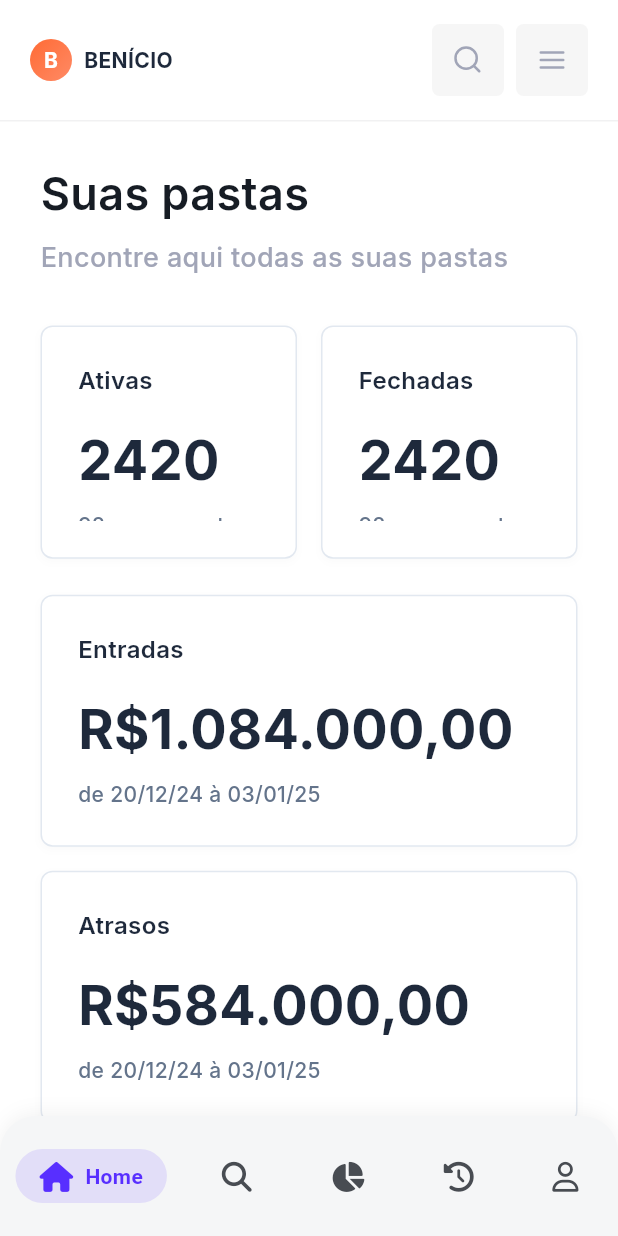
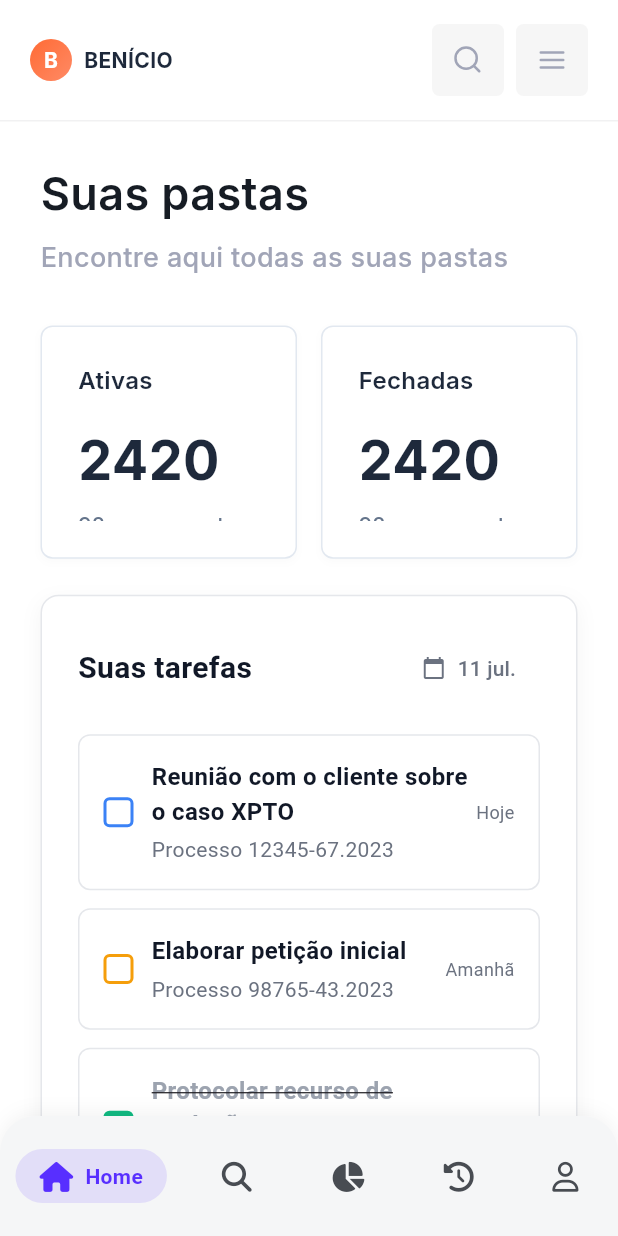
Before and after one commit to gabrielmaialva33/yol-benicio-app, a Flutter app: the MainNavigator screen opened directly, on a phone screen of 412 x 824 dp. Run offline on Flutter 3.47's test engine with Material 3 defaults, Android fonts, the phone set to English and light mode, and no system bars; our stand-ins replace fl_chart, flutter_svg, font_awesome_flutter, google_fonts, shared_preferences; accounts and stored records are empty; Roboto replaces fonts that are missing (Poppins).

Commit message:
chore: enhance dashboard with tasks, hearings, and billing cards for improved data visualization

```diff
--- a/lib/features/dashboard/pages/dashboard_page.dart
+++ b/lib/features/dashboard/pages/dashboard_page.dart
@@ -2,6 +2,12 @@ import 'package:flutter/material.dart';
 
 import '../widgets/dashboard_layout.dart';
 import '../widgets/metric_card.dart';
+import 'package:fl_chart/fl_chart.dart';
+
+import '../models/billing_data.dart';
+import '../widgets/tasks_card.dart';
+import '../widgets/hearings_card.dart';
+import '../widgets/billing_card.dart';
 
 class DashboardPage extends StatefulWidget {
   const DashboardPage({super.key});
@@ -92,6 +98,12 @@ class _DashboardPageState extends State<DashboardPage> {
             ),
           ],
         ),
+        const SizedBox(height: 24),
+        const TasksCard(),
+        const SizedBox(height: 24),
+        const HearingsCard(),
+        const SizedBox(height: 24),
+        BillingCard(billingData: _mockData.billingData),
         const SizedBox(height: 24),
         MetricCard(
           title: 'Prazos de Pastas',
@@ -338,6 +350,12 @@ class _DashboardPageState extends State<DashboardPage> {
           ],
         ),
         const SizedBox(height: 24),
+        const TasksCard(),
+        const SizedBox(height: 24),
+        const HearingsCard(),
+        const SizedBox(height: 24),
+        BillingCard(billingData: _mockData.billingData),
+        const SizedBox(height: 24),
         MetricCard(
           title: 'Entradas',
           value: _mockData.totalRevenue,
@@ -365,4 +383,18 @@ class MockData {
   final int delayedFolders = 47;
   final String totalRevenue = 'R\$1.084.000,00';
   final String delayedRevenue = 'R\$584.000,00';
+
+  final BillingData billingData = BillingData(
+    value: 'R\$ 2.5M',
+    percentage: 15.3,
+    chartData: [
+      const FlSpot(0, 1),
+      const FlSpot(1, 1.5),
+      const FlSpot(2, 1.4),
+      const FlSpot(3, 3.4),
+      const FlSpot(4, 2),
+      const FlSpot(5, 2.2),
+      const FlSpot(6, 1.8),
+    ],
+  );
 }
```
